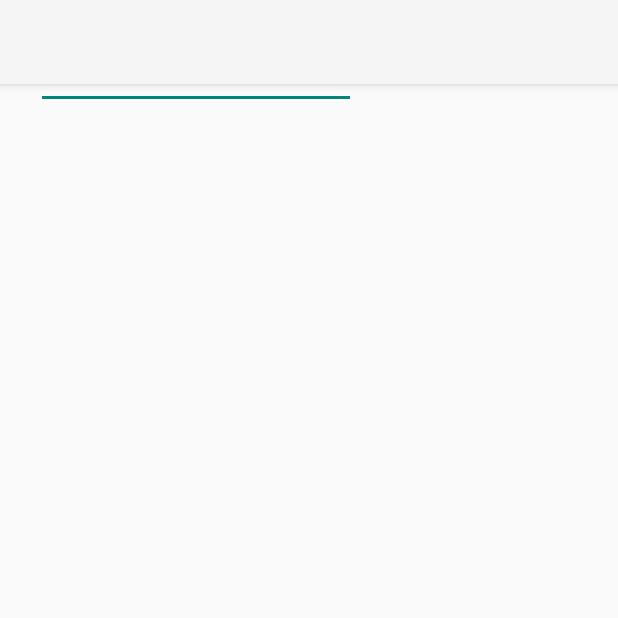
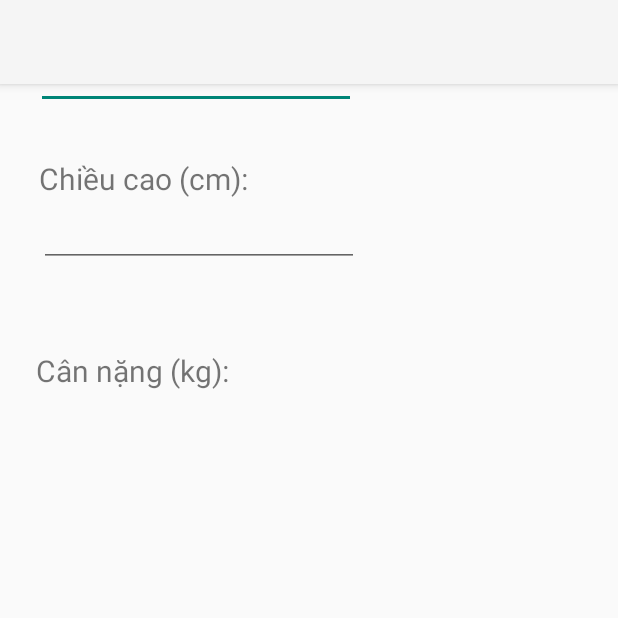
Before and after one commit to hatuhuy1398/63133302-AndroidProgramming, an Android app: the screen it shows after launch (MainActivity), on a phone screen of 412 x 824 dp, the top half of it. Run offline under Robolectric (Android 15) with nearby library versions, the phone set to English and light mode, and no system bars; 1 statement that could not run was skipped.

Commit message:
add height weight into activity xml

```diff
--- a/Cau2_AppBMI/app/src/main/res/layout/activity_main.xml
+++ b/Cau2_AppBMI/app/src/main/res/layout/activity_main.xml
@@ -41,4 +41,37 @@ android:text="Tuổi:"
 android:textSize="20sp"
 app:layout_constraintStart_toStartOf="parent"
 app:layout_constraintTop_toBottomOf="@+id/edtCanNang" />
+    <TextView
+        android:id="@+id/textView3"
+        android:layout_width="wrap_content"
+        android:layout_height="wrap_content"
+        android:layout_marginStart="26dp"
+        android:layout_marginTop="50dp"
+        android:text="Chiều cao (cm): "
+        android:textSize="20sp"
+        app:layout_constraintStart_toStartOf="parent"
+        app:layout_constraintTop_toBottomOf="@+id/textView"
+        tools:ignore="MissingConstraints" />
+
+
+    <EditText
+        android:id="@+id/edtChieuCao"
+        android:layout_width="wrap_content"
+        android:layout_height="wrap_content"
+        android:layout_marginStart="26dp"
+        android:ems="10"
+        android:inputType="number"
+        app:layout_constraintStart_toStartOf="parent"
+        app:layout_constraintTop_toBottomOf="@+id/textView3" />
+
+    <TextView
+        android:id="@+id/textView4"
+        android:layout_width="wrap_content"
+        android:layout_height="wrap_content"
+        android:layout_marginStart="24dp"
+        android:layout_marginTop="55dp"
+        android:text="Cân nặng (kg):"
+        android:textSize="20sp"
+        app:layout_constraintStart_toStartOf="parent"
+        app:layout_constraintTop_toBottomOf="@+id/edtChieuCao" />
 </androidx.constraintlayout.widget.ConstraintLayout>
```
